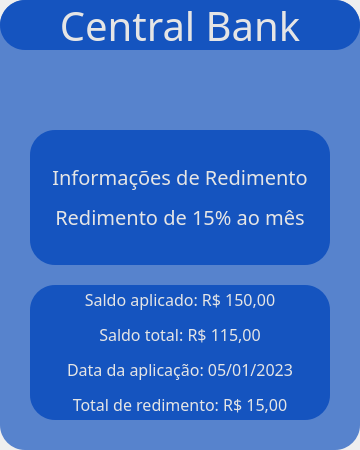
Old version of the form FictitiousBank03.ui in the repository Pedrognd/FictitiousBank.
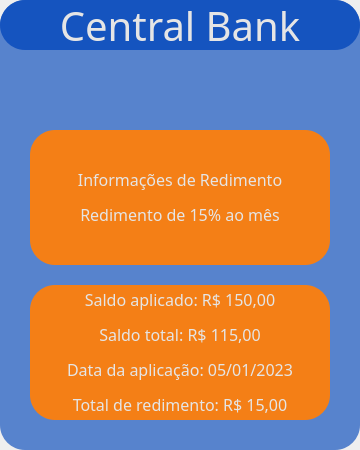
New version of the form. Icons and pictures are not drawn.

```diff
--- a/FictitiousBank03.ui
+++ b/FictitiousBank03.ui
@@ -46,23 +46,23 @@
 }
 
 #TextFrame{
-	background-color: rgba(21,84,191,1);
+	background-color: rgba(244, 127, 22,1);
 	border-radius:25px;
 }
 
 #Label00{
 	color: rgba(229,229,229,1);
-	font: 15pt Agency FB;
+	font: 12pt bold Agency FB;
 }
 
 #TextFrame_2{
-	background-color: rgba(21,84,191,1);
+	background-color: rgba(244, 127, 22,1);
 	border-radius:25px;
 }
 
 #Label01{
 	color: rgba(229,229,229,1);
-	font: 12pt Agency FB;
+	font: 12pt bold Agency FB;
 }</string>
   </property>
   <layout class="QVBoxLayout" name="verticalLayout">
```
